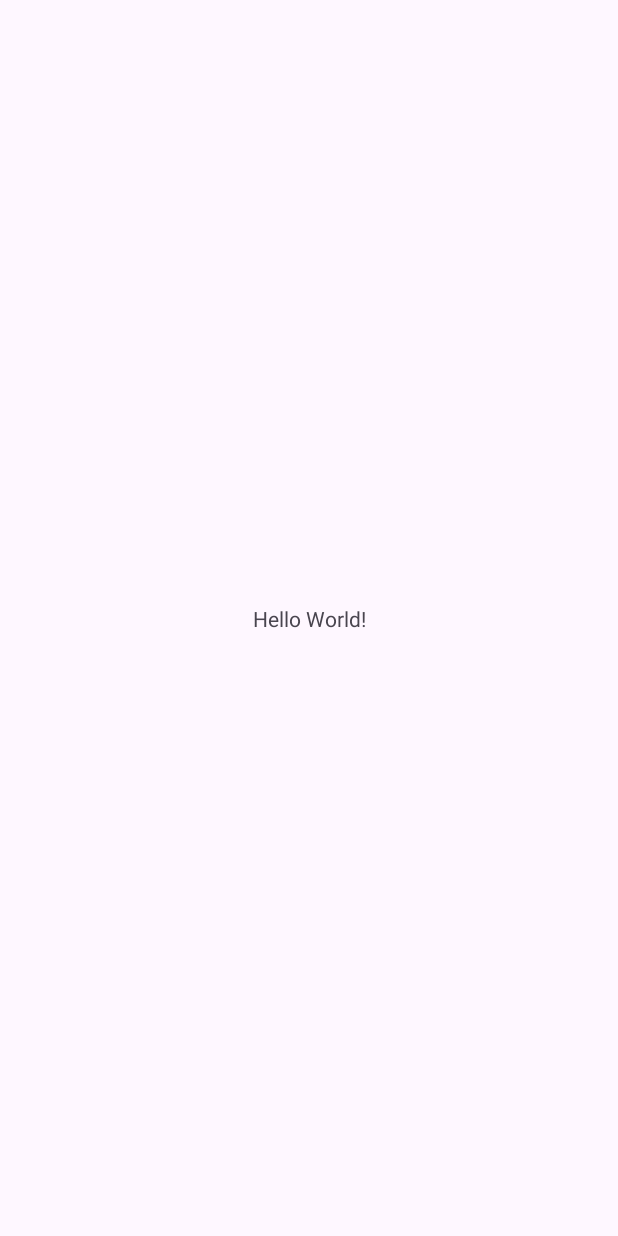
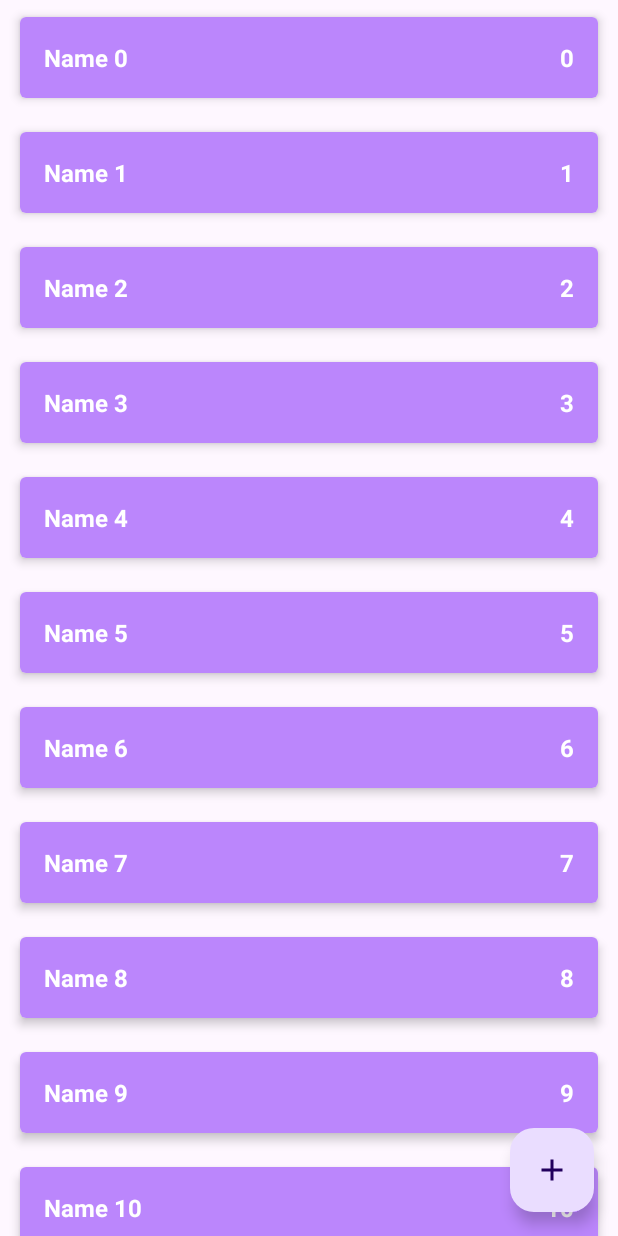
Before and after one commit to MalaevIA/Shopping-List-app, an Android app: the screen it shows after launch (MainActivity), on a phone screen of 412 x 824 dp. Before the commit the screen is almost empty. Run offline under Robolectric (Android 15) with nearby library versions, the phone set to English and light mode, and no system bars.

Commit message:
добвление макета и отображения элементов создание функции редактирования элементов без подмены их места в списке

```diff
--- a/app/src/main/java/com/example/shoppinglist/data/ShopListRepositoryImpl.kt
+++ b/app/src/main/java/com/example/shoppinglist/data/ShopListRepositoryImpl.kt
@@ -7,14 +7,16 @@ import com.example.shoppinglist.domain.ShopListRepository
 
 object ShopListRepositoryImpl: ShopListRepository {
     //инициализируем пустой список из ShopItem
-    private val shopList = mutableListOf<ShopItem>()
+    private val shopList = sortedSetOf<ShopItem>({o1, o2 -> o1.id compareTo o2.id})//это тот же наш список но мы его сортируем по id
+    // элементов чтобы функция редактирования элементов не меняла элементы местами
+
     //Создаем объект типа  LiveData, который мы будем возвращать
     private val shopListLiveData = MutableLiveData<List<ShopItem>>()
 
     private var autoIncrementId = 0
 
     init {
-        for (i in 0 until 10){
+        for (i in 0 until 20){
             val item = ShopItem("Name $i", i, true)
             addShopItem(item)
         }
--- a/app/src/main/java/com/example/shoppinglist/presentation/MainActivity.kt
+++ b/app/src/main/java/com/example/shoppinglist/presentation/MainActivity.kt
@@ -2,23 +2,48 @@ package com.example.shoppinglist.presentation
 
 import android.os.Bundle
 import android.util.Log
+import android.view.LayoutInflater
+import android.widget.LinearLayout
+import android.widget.TextView
 import androidx.activity.enableEdgeToEdge
 import androidx.appcompat.app.AppCompatActivity
+import androidx.lifecycle.ReportFragment.Companion.reportFragment
 import androidx.lifecycle.ViewModelProvider
 import com.example.shoppinglist.R
+import com.example.shoppinglist.domain.ShopItem
 
 class MainActivity : AppCompatActivity() {
     private lateinit var viewModel: MainViewModel
+    private lateinit var llShopList: LinearLayout
     override fun onCreate(savedInstanceState: Bundle?) {
         super.onCreate(savedInstanceState)
         enableEdgeToEdge()
         setContentView(R.layout.activity_main)
+        llShopList = findViewById(R.id.ll_shop_list)
         viewModel = ViewModelProvider(this)[MainViewModel::class.java]
         viewModel.shopList.observe(this){
-            Log.d("MainActivityTest", it.toString())//2025-06-13 17:06:45.051  6976-6976  MainActivityTest        com.example.shoppinglist             D  [ShopItem(name=Name 0, count=0, enabled=true, id=0), ShopItem(name=Name 1, count=1, enabled=true, id=1), ShopItem(name=Name 2, count=2, enabled=true, id=2), ShopItem(name=Name 3, count=3, enabled=true, id=3), ShopItem(name=Name 4, count=4, enabled=true, id=4), ShopItem(name=Name 5, count=5, enabled=true, id=5), ShopItem(name=Name 6, count=6, enabled=true, id=6), ShopItem(name=Name 7, count=7, enabled=true, id=7), ShopItem(name=Name 8, count=8, enabled=true, id=8), ShopItem(name=Name 9, count=9, enabled=true, id=9)]
+            ShowList(it)
         }//подписка на элемент
 
-
-
+    }
+    private fun ShowList(list: List<ShopItem>){
+        llShopList.removeAllViews()
+        for (item in list){
+            val idLayout = if(item.enabled){
+                R.layout.item_shop_enabled
+            }else{
+                R.layout.item_shop_disabled
+            }
+            val view = LayoutInflater.from(this).inflate(idLayout,llShopList,false)
+            val tvName = view.findViewById<TextView>(R.id.tv_name)
+            val tvCount = view.findViewById<TextView>(R.id.tv_count)
+            tvName.text = item.name
+            tvCount.text = item.count.toString()
+            llShopList.addView(view)
+            view.setOnLongClickListener{
+                viewModel.changeEnabledStateShopItem(item)
+                true
+            }
+        }
     }
 }
--- /dev/null
+++ b/app/src/main/res/drawable/ic_add.xml
@@ -0,0 +1,9 @@
+<vector xmlns:android="http://schemas.android.com/apk/res/android"
+    android:width="24dp"
+    android:height="24dp"
+    android:viewportWidth="24"
+    android:viewportHeight="24">
+    <path
+        android:pathData="M19,13h-6v6h-2v-6H5v-2h6V5h2v6h6v2z"
+        android:fillColor="#ffffff"/>
+</vector>
--- a/app/src/main/res/layout/activity_main.xml
+++ b/app/src/main/res/layout/activity_main.xml
@@ -2,18 +2,46 @@
 <androidx.constraintlayout.widget.ConstraintLayout xmlns:android="http://schemas.android.com/apk/res/android"
     xmlns:app="http://schemas.android.com/apk/res-auto"
     xmlns:tools="http://schemas.android.com/tools"
-    android:id="@+id/main"
     android:layout_width="match_parent"
     android:layout_height="match_parent"
     tools:context=".presentation.MainActivity">
 
-    <TextView
-        android:layout_width="wrap_content"
-        android:layout_height="wrap_content"
-        android:text="Hello World!"
+
+    <ScrollView
+        android:layout_width="match_parent"
+        android:layout_height="match_parent"
+        android:contentDescription="Scroll elements">
+        <LinearLayout
+            android:id="@+id/ll_shop_list"
+            android:layout_width="match_parent"
+            android:layout_height="wrap_content"
+            android:orientation="vertical" />
+    </ScrollView>
+
+
+    <androidx.recyclerview.widget.RecyclerView
+        android:id="@+id/rv_shop_list"
+        android:layout_width="0dp"
+        android:visibility="gone"
+        android:layout_height="0dp"
         app:layout_constraintBottom_toBottomOf="parent"
         app:layout_constraintEnd_toEndOf="parent"
         app:layout_constraintStart_toStartOf="parent"
-        app:layout_constraintTop_toTopOf="parent" />
+        app:layout_constraintTop_toTopOf="parent"
+        app:layoutManager="androidx.recyclerview.widget.LinearLayoutManager"
+        tools:listitem="@layout/item_shop_enabled"/>
+
+    <com.google.android.material.floatingactionbutton.FloatingActionButton
+        android:id="@+id/button_add_shop_item"
+        android:layout_width="wrap_content"
+        android:layout_height="wrap_content"
+        android:layout_marginEnd="16dp"
+        android:layout_marginBottom="16dp"
+        android:clickable="true"
+        android:contentDescription="@string/add_shop_item_content_description"
+        android:focusable="true"
+        app:layout_constraintBottom_toBottomOf="parent"
+        app:layout_constraintEnd_toEndOf="parent"
+        app:srcCompat="@drawable/ic_add" />
 
 </androidx.constraintlayout.widget.ConstraintLayout>
--- /dev/null
+++ b/app/src/main/res/layout/item_shop_enabled.xml
@@ -0,0 +1,43 @@
+<?xml version="1.0" encoding="utf-8"?>
+<androidx.cardview.widget.CardView xmlns:android="http://schemas.android.com/apk/res/android"
+    xmlns:app="http://schemas.android.com/apk/res-auto"
+    xmlns:tools="http://schemas.android.com/tools"
+    android:layout_width="match_parent"
+    android:layout_height="wrap_content"
+    android:layout_marginStart="8dp"
+    android:layout_marginTop="4dp"
+    android:layout_marginEnd="8dp"
+    android:layout_marginBottom="4dp"
+    app:cardCornerRadius="4dp"
+    app:cardElevation="4dp"
+    app:cardUseCompatPadding="true">
+
+    <LinearLayout
+        android:layout_width="match_parent"
+        android:layout_height="wrap_content"
+        android:background="@color/purple_200"
+        android:orientation="horizontal"
+        android:padding="16dp">
+
+        <TextView
+            android:id="@+id/tv_name"
+            android:layout_width="0dp"
+            android:layout_height="wrap_content"
+            android:layout_weight="1"
+            android:textColor="@color/white"
+            android:textSize="16sp"
+            android:textStyle="bold"
+            tools:text="Салфетки" />
+
+        <TextView
+            android:id="@+id/tv_count"
+            android:layout_width="wrap_content"
+            android:layout_height="wrap_content"
+            android:textColor="@color/white"
+            android:textSize="16sp"
+            android:textStyle="bold"
+            tools:text="1" />
+
+    </LinearLayout>
+
+</androidx.cardview.widget.CardView>
--- a/app/src/main/res/values/colors.xml
+++ b/app/src/main/res/values/colors.xml
@@ -1,5 +1,10 @@
 <?xml version="1.0" encoding="utf-8"?>
 <resources>
+    <color name="purple_200">#FFBB86FC</color>
+    <color name="purple_500">#FF6200EE</color>
+    <color name="purple_700">#FF3700B3</color>
+    <color name="teal_200">#FF03DAC5</color>
+    <color name="teal_700">#FF018786</color>
     <color name="black">#FF000000</color>
     <color name="white">#FFFFFFFF</color>
 </resources>
--- a/app/src/main/res/values/strings.xml
+++ b/app/src/main/res/values/strings.xml
@@ -1,3 +1,4 @@
 <resources>
     <string name="app_name">Shopping List</string>
+    <string name="add_shop_item_content_description">Add new shop item</string>
 </resources>
```
Also changed, not shown: app/src/main/res/layout/item_shop_disabled.xml (added, +43 -0 lines).
